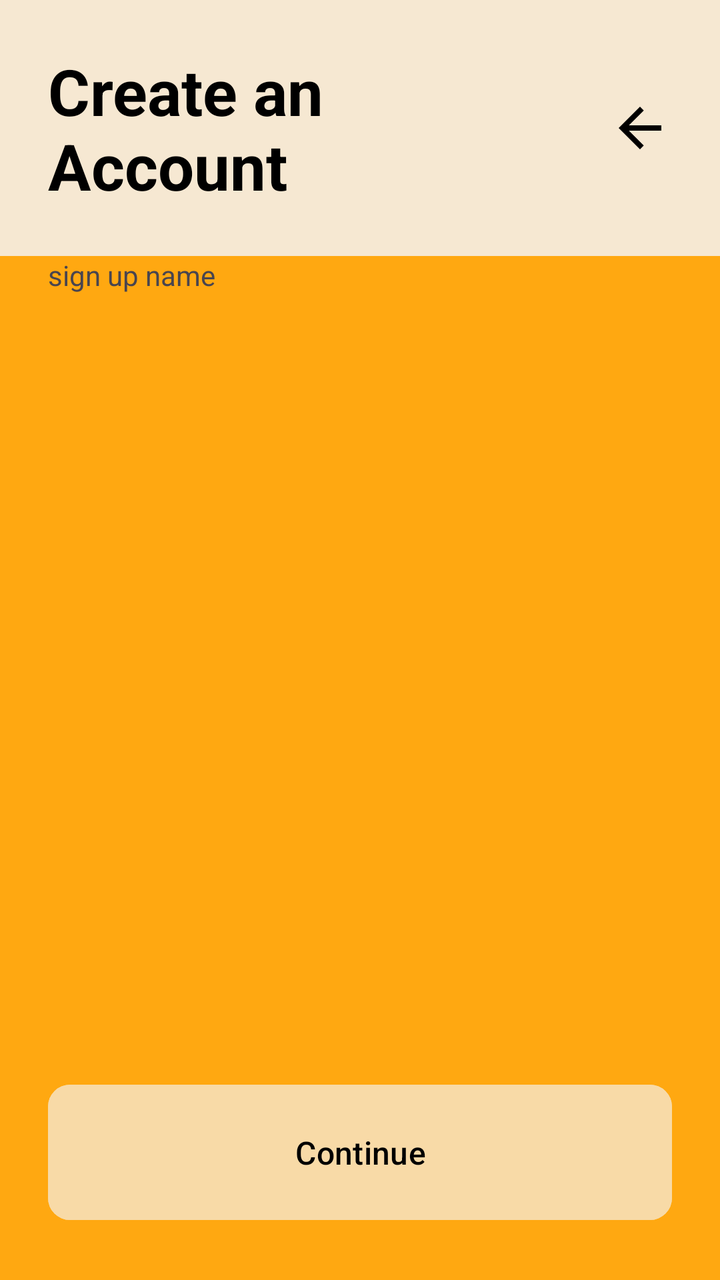
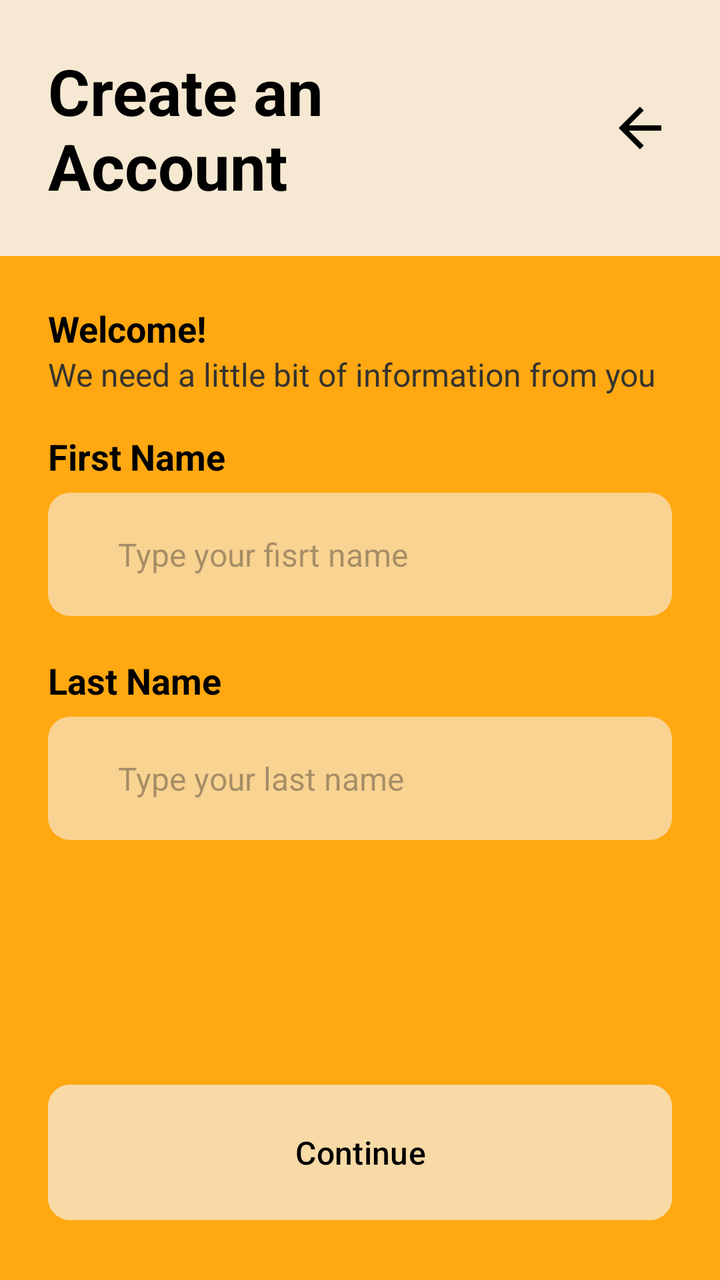

An Android layout rendered at two revisions. The XML below is the earlier revision; the diff shows what the commit changed to produce the second picture.
<!-- AndroidManifest.xml: application theme Theme.Parkngo -->
<!-- res/layout/activity_sign_up_name.xml -->
<?xml version="1.0" encoding="utf-8"?>
<androidx.constraintlayout.widget.ConstraintLayout xmlns:android="http://schemas.android.com/apk/res/android"
    xmlns:app="http://schemas.android.com/apk/res-auto"
    xmlns:tools="http://schemas.android.com/tools"
    android:layout_width="match_parent"
    android:layout_height="match_parent"
    tools:context=".SignUpNameActivity">

    <LinearLayout
        android:background="@color/primaryColor"
        android:layout_width="match_parent"
        android:layout_height="match_parent"
        android:orientation="vertical"
        app:layout_constraintBottom_toBottomOf="parent"
        app:layout_constraintEnd_toEndOf="parent"
        app:layout_constraintStart_toStartOf="parent"
        app:layout_constraintTop_toTopOf="parent">

        <androidx.constraintlayout.widget.ConstraintLayout
            android:layout_width="match_parent"
            android:layout_height="0dp"
            android:layout_weight="2"
            android:background="#F6E8D2"
            android:paddingHorizontal="24dp"
            >

            <TextView
                android:id="@+id/sign_up_name_act_textView1"
                android:layout_width="wrap_content"
                android:layout_height="wrap_content"
                android:text="Create an\nAccount"
                android:textColor="@color/textPrimary"
                android:textSize="32sp"
                android:textStyle="bold"
                app:layout_constraintBottom_toBottomOf="parent"
                app:layout_constraintStart_toStartOf="parent"
                app:layout_constraintTop_toTopOf="parent" />

            <ImageView
                android:id="@+id/sign_up_name_act_imageView1"
                android:layout_width="wrap_content"
                android:layout_height="wrap_content"
                android:src="@drawable/baseline_arrow_back_24"
                app:layout_constraintBottom_toBottomOf="parent"
                app:layout_constraintEnd_toEndOf="parent"
                app:layout_constraintTop_toTopOf="parent" />
        </androidx.constraintlayout.widget.ConstraintLayout>

        <androidx.constraintlayout.widget.ConstraintLayout
            android:layout_width="match_parent"
            android:layout_height="0dp"
            android:layout_weight="6"
            android:paddingHorizontal="24dp"
            >

            <TextView
                android:id="@+id/sign_up_name_act_textView2"
                android:layout_width="wrap_content"
                android:layout_height="wrap_content"
                android:text="sign up name" />
        </androidx.constraintlayout.widget.ConstraintLayout>

        <androidx.constraintlayout.widget.ConstraintLayout
            android:layout_width="match_parent"
            android:layout_height="0dp"
            android:layout_weight="2"
            android:paddingHorizontal="24dp"
            >

            <Button
                android:id="@+id/sign_up_name_act_continue_btn"
                style="@style/loginSignupBtnStyle"
                android:layout_width="match_parent"
                android:layout_height="wrap_content"
                android:paddingVertical="23dp"
                android:text="Continue"
                app:cornerRadius="11dp"
                android:onClick="sign_up_name_act_continue_btn_handler"
                app:layout_constraintBottom_toBottomOf="parent"
                app:layout_constraintEnd_toEndOf="parent"
                app:layout_constraintStart_toStartOf="parent"
                app:layout_constraintTop_toTopOf="parent" />
        </androidx.constraintlayout.widget.ConstraintLayout>
    </LinearLayout>

</androidx.constraintlayout.widget.ConstraintLayout>
<!-- resources referenced by this layout -->
<resources>
  <color name="primaryColor">#FFA811</color>
  <color name="textPrimary">#FF000000</color>
  <!-- drawable baseline_arrow_back_24 (drawable) -->
  <vector android:autoMirrored="true" android:height="32dp"
      android:tint="#000000" android:viewportHeight="24"
      android:viewportWidth="24" android:width="32dp" xmlns:android="http://schemas.android.com/apk/res/android">
      <path android:fillColor="@android:color/white" android:pathData="M20,11H7.83l5.59,-5.59L12,4l-8,8 8,8 1.41,-1.41L7.83,13H20v-2z"/>
  </vector>
  <style name="loginSignupBtnStyle">
      <item name="android:textColor">@color/textPrimary</item>
      <item name="android:backgroundTint">@color/loginSignupBtnColor</item>
      <item name="android:textSize">16sp</item>
  </style>
  <style name="Theme.Parkngo" parent="Base.Theme.Parkngo" />
  <color name="loginSignupBtnColor">#F8DAA7</color>
  <style name="Base.Theme.Parkngo" parent="Theme.Material3.DayNight.NoActionBar">
      
      <item name="colorPrimary">@color/primaryColor</item>
  </style>
</resources>

<!-- the commit's change to res/layout/activity_sign_up_name.xml (unified diff, before → after) -->
@@ -57,7 +57,105 @@
                 android:id="@+id/sign_up_name_act_textView2"
                 android:layout_width="wrap_content"
                 android:layout_height="wrap_content"
-                android:text="sign up name" />
+                android:layout_marginVertical="24dp"
+                android:textColor="@color/textPrimary"
+                android:textSize="18sp"
+                android:textStyle="bold"
+                app:layout_constraintStart_toStartOf="parent"
+                app:layout_constraintTop_toTopOf="parent"
+                android:text="Welcome!" />
+
+            <TextView
+                android:id="@+id/textView7"
+                android:layout_width="wrap_content"
+                android:layout_height="wrap_content"
+                android:text="We need a little bit of information from you"
+                android:textColor="@color/textSecondary"
+                android:textSize="16sp"
+                app:layout_constraintStart_toStartOf="parent"
+                app:layout_constraintTop_toBottomOf="@+id/sign_up_name_act_textView2" />
+
+            <TextView
+                android:id="@+id/textView8"
+                android:layout_width="wrap_content"
+                android:layout_height="wrap_content"
+                android:layout_marginTop="18dp"
+                android:textColor="@color/textPrimary"
+                android:textSize="18sp"
+                android:textStyle="bold"
+                android:text="First Name"
+                app:layout_constraintStart_toStartOf="parent"
+                app:layout_constraintTop_toBottomOf="@+id/textView7" />
+
+            <androidx.constraintlayout.widget.ConstraintLayout
+                android:id="@+id/constraintLayout6"
+                android:layout_width="match_parent"
+                android:layout_height="wrap_content"
+                android:layout_marginTop="6dp"
+                android:background="@drawable/rounded_background_input_feild"
+                android:paddingHorizontal="20dp"
+                android:paddingVertical="20dp"
+                app:layout_constraintEnd_toEndOf="parent"
+                app:layout_constraintStart_toStartOf="parent"
+                app:layout_constraintTop_toBottomOf="@+id/textView8">
+
+                <EditText
+                    android:id="@+id/sign_up_name_act_first_name"
+                    android:layout_width="250dp"
+                    android:layout_height="wrap_content"
+                    android:layout_marginStart="15dp"
+                    android:background="@android:color/transparent"
+                    android:ems="10"
+                    android:hint="Type your fisrt name"
+                    android:inputType="text"
+                    android:textColor="@color/textPrimary"
+                    android:textSize="16sp"
+                    app:layout_constraintBottom_toBottomOf="parent"
+                    app:layout_constraintStart_toStartOf="parent"
+                    app:layout_constraintTop_toTopOf="parent" />
+
+            </androidx.constraintlayout.widget.ConstraintLayout>
+
+            <TextView
+                android:id="@+id/textView9"
+                android:layout_width="wrap_content"
+                android:layout_height="wrap_content"
+                android:layout_marginTop="20dp"
+                android:text="Last Name"
+                android:textColor="@color/textPrimary"
+                android:textSize="18sp"
+                android:textStyle="bold"
+                app:layout_constraintStart_toStartOf="parent"
+                app:layout_constraintTop_toBottomOf="@+id/constraintLayout6" />
+
+            <androidx.constraintlayout.widget.ConstraintLayout
+                android:layout_width="match_parent"
+                android:layout_height="wrap_content"
+                android:layout_marginTop="6dp"
+                android:background="@drawable/rounded_background_input_feild"
+                android:paddingHorizontal="20dp"
+                android:paddingVertical="20dp"
+                app:layout_constraintEnd_toEndOf="parent"
+                app:layout_constraintHorizontal_bias="0.166"
+                app:layout_constraintStart_toStartOf="parent"
+                app:layout_constraintTop_toBottomOf="@+id/textView9">
+
+                <EditText
+                    android:id="@+id/sign_up_name_act_last_name"
+                    android:layout_width="250dp"
+                    android:layout_height="wrap_content"
+                    android:layout_marginStart="15dp"
+                    android:background="@android:color/transparent"
+                    android:ems="10"
+                    android:hint="Type your last name"
+                    android:inputType="text"
+                    android:textColor="@color/textPrimary"
+                    android:textSize="16sp"
+                    app:layout_constraintBottom_toBottomOf="parent"
+                    app:layout_constraintStart_toStartOf="parent"
+                    app:layout_constraintTop_toTopOf="parent" />
+
+            </androidx.constraintlayout.widget.ConstraintLayout>
         </androidx.constraintlayout.widget.ConstraintLayout>
 
         <androidx.constraintlayout.widget.ConstraintLayout
<!-- resource entries referenced after the edit -->
@@ -2,18 +2,26 @@
 <resources>
   <color name="primaryColor">#FFA811</color>
   <color name="textPrimary">#FF000000</color>
+  <color name="textSecondary">#35332F</color>
   <!-- drawable baseline_arrow_back_24 (drawable) -->
   <vector android:autoMirrored="true" android:height="32dp"
       android:tint="#000000" android:viewportHeight="24"
       android:viewportWidth="24" android:width="32dp" xmlns:android="http://schemas.android.com/apk/res/android">
       <path android:fillColor="@android:color/white" android:pathData="M20,11H7.83l5.59,-5.59L12,4l-8,8 8,8 1.41,-1.41L7.83,13H20v-2z"/>
   </vector>
+  <!-- drawable rounded_background_input_feild (drawable) -->
+  <?xml version="1.0" encoding="utf-8"?>
+  <shape xmlns:android="http://schemas.android.com/apk/res/android">
+      <solid android:color="@color/loginSignupInputFieldColor" /> 
+      <corners android:radius="11dp" /> 
+  </shape>
   <style name="loginSignupBtnStyle">
       <item name="android:textColor">@color/textPrimary</item>
       <item name="android:backgroundTint">@color/loginSignupBtnColor</item>
       <item name="android:textSize">16sp</item>
   </style>
   <style name="Theme.Parkngo" parent="Base.Theme.Parkngo" />
+  <color name="loginSignupInputFieldColor">#F9D391</color>
   <color name="loginSignupBtnColor">#F8DAA7</color>
   <style name="Base.Theme.Parkngo" parent="Theme.Material3.DayNight.NoActionBar">
       
